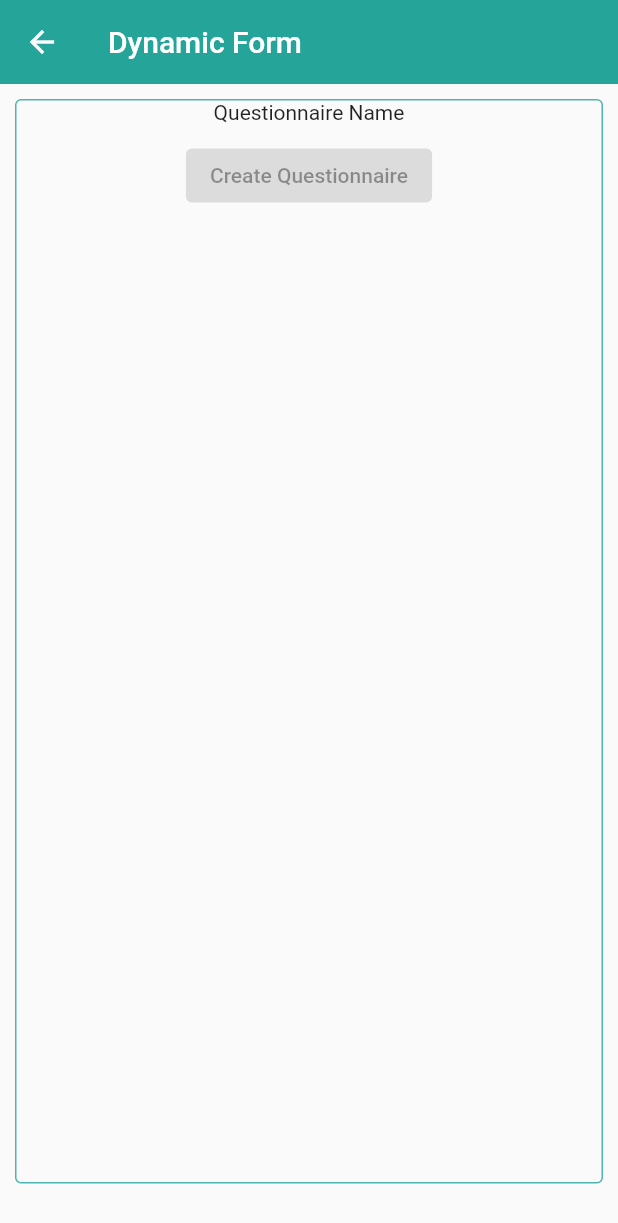
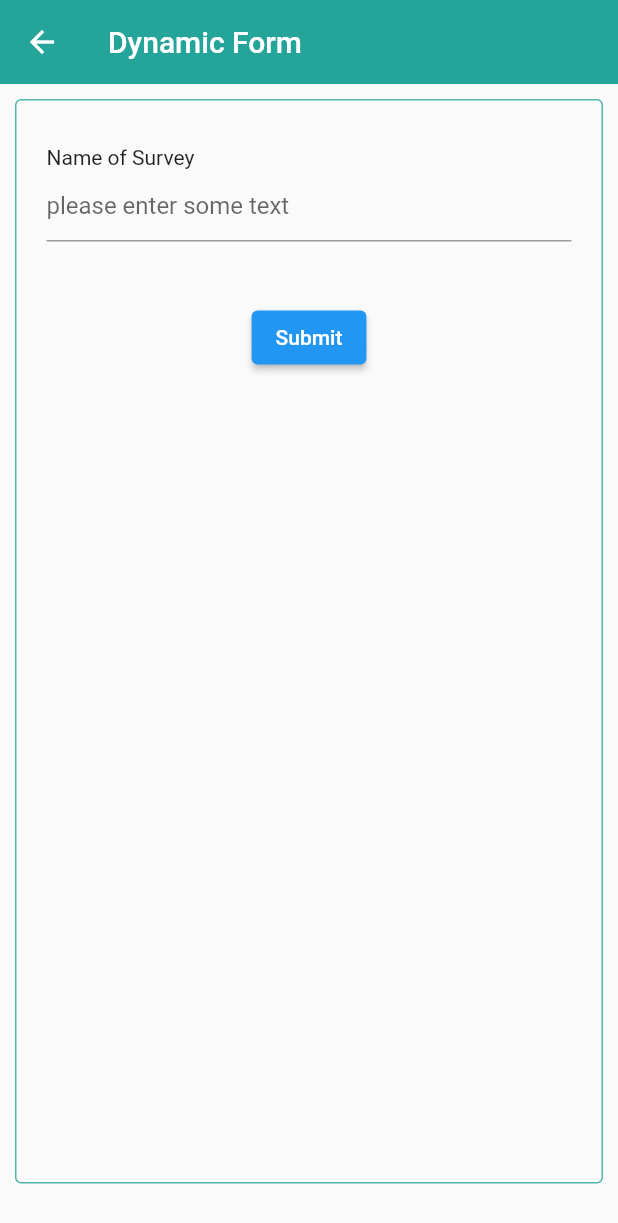
Before and after one commit to lukelyyeung/flutter_ui_challenges, a Flutter app: the screen it shows after launch, after a tap on "Dynamic Form", on a phone screen of 412 x 824 dp. Shown: the top 1223 px of the screen. Run offline on Flutter 3.47's test engine with Material 2 defaults, Android fonts, the phone set to English and light mode, and no system bars; our stand-ins replace bloc.

Commit message:
survey cubit setup

```diff
--- a/lib/answers/dynamic_form.answer.dart
+++ b/lib/answers/dynamic_form.answer.dart
@@ -1,5 +1,4 @@
 import 'package:flutter/material.dart';
-import 'package:ui_challenge/model/dynamic_form_question_model.dart';
 
 class DynamicFormAnswerPage extends StatefulWidget {
   const DynamicFormAnswerPage({super.key});
@@ -11,13 +10,24 @@ class DynamicFormAnswerPage extends StatefulWidget {
 }
 
 class _DynamicFormAnswerPageState extends State<DynamicFormAnswerPage> {
-  Map<int, dynamic> storedAnswer = {};
-  submit() {}
+  Map<int, dynamic> addedQuestion = {};
+  late GlobalKey<FormState> surveyFormKey;
+  late TextEditingController titleTextController;
 
   @override
   void initState() {
     // TODO: implement initState
     super.initState();
+    surveyFormKey = GlobalKey();
+    titleTextController = TextEditingController();
+  }
+
+  @override
+  void dispose() {
+    // TODO: implement dispose
+    titleTextController.dispose();
+    surveyFormKey.currentState!.dispose();
+    super.dispose();
   }
 
   @override
@@ -25,11 +35,22 @@ class _DynamicFormAnswerPageState extends State<DynamicFormAnswerPage> {
     var screenHeight = MediaQuery.of(context).size.height;
     var screenWidth = MediaQuery.of(context).size.width;
 
-    Text title = const Text('Questionnaire Name');
+    String surveyTitle = 'Please enter survey name';
 
     // List<Questions> questionList = http.getQuestion();
 
     List<String> questionList = ['1'];
+    Widget submitButton() {
+      return Padding(
+        padding: const EdgeInsets.all(20),
+        child: ElevatedButton(
+          onPressed: () {
+            surveyFormKey.currentState!.validate();
+          },
+          child: const Text('Submit'),
+        ),
+      );
+    }
 
     return SizedBox(
       height: screenHeight,
@@ -48,10 +69,19 @@ class _DynamicFormAnswerPageState extends State<DynamicFormAnswerPage> {
             child: SingleChildScrollView(
               child: Column(
                 children: [
-                  title,
                   const SizedBox(height: 10),
-                  const ElevatedButton(
-                      onPressed: null, child: Text('Create Questionnaire')),
+                  Form(
+                      key: surveyFormKey,
+                      child: Column(
+                        children: [
+                          SurveyTitle(surveyTitle, surveyFormKey),
+                          submitButton(),
+                        ],
+                      )),
+
+                  const SizedBox(height: 10),
+                  // const ElevatedButton(
+                  //     onPressed: null, child: Text('Create Questionnaire')),
                   //TODO: List of question as QuestionDisplay Widget
                   // ...questionList.map((e){
                   //   Widget shoeWidget(e.QuestionType){
@@ -66,20 +96,59 @@ class _DynamicFormAnswerPageState extends State<DynamicFormAnswerPage> {
   }
 }
 
-class AddNewQuestion extends StatelessWidget {
-  const AddNewQuestion({super.key});
+class SurveyTitle extends StatefulWidget {
+  String surveyTitle;
+  GlobalKey formKey;
+
+  SurveyTitle(this.surveyTitle, this.formKey, {super.key});
+
+  @override
+  State<SurveyTitle> createState() => _SurveyTitleState();
+}
+
+class _SurveyTitleState extends State<SurveyTitle> {
+  TextEditingController? titleEdit;
+  late GlobalKey surveyTitleKey;
+
+  @override
+  void initState() {
+    // TODO: implement initState
+    super.initState();
+    titleEdit = TextEditingController();
+    surveyTitleKey = GlobalKey<FormState>();
+    // surveyTitleKey.currentState.
+  }
+
+  @override
+  void dispose() {
+    // TODO: implement dispose
+    titleEdit!.dispose();
+    super.dispose();
+  }
 
   @override
   Widget build(BuildContext context) {
-    return Column(
-      children: [
-        Text('Question title'),
-        Text('Type of Question'),
-        //TODO if not text type, show answer option
-        Text('Answer Option'),
-        //TODO upon complete, trigger QuestionList().add
-        //TODO or cancel
-      ],
+    return Padding(
+      padding: const EdgeInsets.all(20),
+      child: Column(
+        crossAxisAlignment: CrossAxisAlignment.start,
+        children: [
+          const Text('Name of Survey'),
+          TextFormField(
+            decoration:
+                const InputDecoration(hintText: 'please enter some text'),
+
+            onChanged: (value) => widget.surveyTitle = value,
+            validator: (value) {
+              if (value == null || value.isEmpty) {
+                return 'Please enter some text';
+              }
+              return value.characters.length.toString();
+            },
+            // ,
+          ),
+        ],
+      ),
     );
   }
 }
--- /dev/null
+++ b/lib/cubit/survey_cubit.dart
@@ -0,0 +1,8 @@
+import 'package:bloc/bloc.dart';
+import 'package:meta/meta.dart';
+
+part 'survey_state.dart';
+
+class SurveyCubit extends Cubit<SurveyState> {
+  SurveyCubit() : super(SurveyInitial('', []));
+}
--- a/pubspec.yaml
+++ b/pubspec.yaml
@@ -34,6 +34,7 @@ dependencies:
   # The following adds the Cupertino Icons font to your application.
   # Use with the CupertinoIcons class for iOS style icons.
   cupertino_icons: ^1.0.2
+  bloc: ^8.1.0
 
 dev_dependencies:
   flutter_test:
```
Also changed, not shown: lib/const/challenges_list.dart (+10 -1 lines), lib/cubit/status_mixin.dart (added, +34 -0 lines), lib/cubit/survey_state.dart (added, +11 -0 lines), pubspec.lock.
